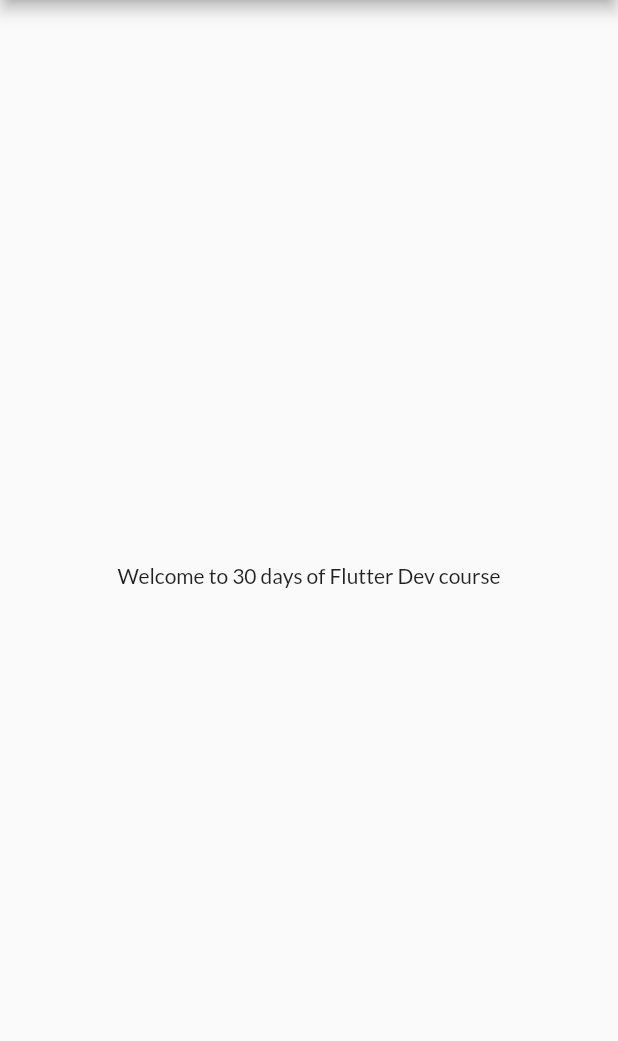
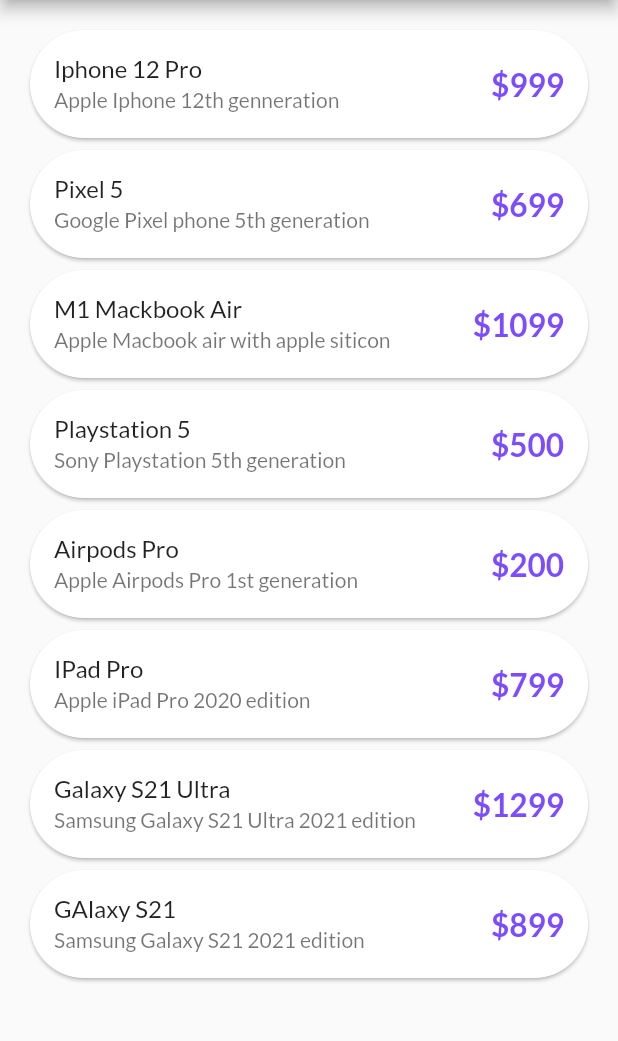
Before and after one commit to himanshu-dxm/catalog_app, a Flutter app: the screen it shows after launch, on a phone screen of 412 x 824 dp, the part 84-1125 px from its top. Run offline on Flutter 3.47's test engine with Material 2 defaults, Android fonts, the light colour scheme and no system bars; our stand-ins replace google_fonts.

Commit message:
Accessing data through a local custom json file

```diff
--- /dev/null
+++ b/assets/files/catalog.json
@@ -0,0 +1,68 @@
+{
+  "products" : [
+    {
+      "id" : 1,
+      "name" : "Iphone 12 Pro",
+      "desc" : "Apple Iphone 12th genneration",
+      "price" : 999,
+      "color" : "#3350a",
+      "image" : "."
+    },
+    {
+      "id" : 2,
+      "name" : "Pixel 5",
+      "desc" : "Google Pixel phone 5th generation",
+      "price" : 699,
+      "color" : "#00ac51",
+      "image" : "."
+    },
+    {
+      "id" : 3,
+      "name" : "M1 Mackbook Air",
+      "desc" : "Apple Macbook air with apple siticon",
+      "price" : 1099,
+      "color" : "#e0bfae",
+      "image" : "."
+    },
+    {
+      "id" : 4,
+      "name" : "Playstation 5",
+      "desc" : "Sony Playstation 5th generation",
+      "price" : 500,
+      "color" : "#54ee4",
+      "image" : "."
+    },
+    {
+      "id" : 5,
+      "name" : "Airpods Pro",
+      "desc" : "Apple Airpods Pro 1st generation",
+      "price" : 200,
+      "color" : "#e3e4e9",
+      "image" : "."
+    },
+    {
+      "id" : 6,
+      "name" : "IPad Pro",
+      "desc" : "Apple iPad Pro 2020 edition",
+      "price" : 799,
+      "color" : "#f73984",
+      "image" : "."
+    },
+    {
+      "id" : 7,
+      "name" : "Galaxy S21 Ultra",
+      "desc" : "Samsung Galaxy S21 Ultra 2021 edition",
+      "price" : 1299,
+      "color" : "#1c1c1",
+      "image" : "."
+    },
+    {
+      "id" : 8,
+      "name" : "GAlaxy S21",
+      "desc" : "Samsung Galaxy S21 2021 edition",
+      "price" : 899,
+      "color" : "#7c95eb",
+      "image" : "."
+    }
+  ]
+}
--- /dev/null
+++ b/lib/models/catalog.dart
@@ -0,0 +1,48 @@
+class CatalogModel {
+  static List<Item> items = [];
+}
+
+
+
+class Item {
+  // ignore: non_constant_identifier_names
+  final int Id;
+  final String name;
+  final String desc;
+  final num price;
+  final String color;
+  final String imageUrl;
+
+  // ignore: non_constant_identifier_names
+  Item({required this.Id, required this.name, required this.desc, required this.price, required this.color, required this.imageUrl});
+
+  factory Item.fromMap(Map<String,dynamic> map) {
+    return Item(
+      Id : map["id"],
+      name: map["name"],
+      desc: map["desc"],
+      price: map["price"],
+      color: map["color"],
+      imageUrl: map["image"],
+    );
+  }
+  toMap() => {
+    "id" :Id,
+    "name" :name,
+    "desc" :desc,
+    "price" :price,
+    "color" :color,
+    "imageUrl" :imageUrl,
+  };
+}
+
+final products = [
+  Item(
+    Id : 1,
+    name: "Iphone 12 Pro",
+    desc: "Apple Iphone 12th Generation",
+    price: 999,
+    color: "#33505a",
+    imageUrl: "https://www.google.com/imgres?imgurl=https%3A%2F%2Fstore.storeimages.cdn-apple.com%2F4668%2Fas-images.apple.com%2Fis%2Fiphone-12-blue-select-2020%3Fwid%3D940%26hei%3D1112%26fmt%3Dpng-alpha%26.v%3D1604343704000&imgrefurl=https%3A%2F%2Fwww.apple.com%2Fin%2Fshop%2Fbuy-iphone%2Fiphone-12%2F6.1-inch-display-64gb-blue&tbnid=c8o3P3ld8pXOPM&vet=12ahUKEwjgmKOkxpvxAhXfhUsFHQYRBCUQMygAegUIARDeAQ..i&docid=0AkExe2z7H3UAM&w=940&h=1112&q=iphone%2012%20image&ved=2ahUKEwjgmKOkxpvxAhXfhUsFHQYRBCUQMygAegUIARDeAQ"
+  )
+];
--- a/lib/pages/home_page.dart
+++ b/lib/pages/home_page.dart
@@ -1,19 +1,58 @@
+import 'package:catalog_app/models/catalog.dart';
 import 'package:catalog_app/widgets/drawer.dart';
+import 'package:catalog_app/widgets/item_widget.dart';
 import 'package:flutter/material.dart';
+import 'package:flutter/services.dart';
+import 'dart:convert';
 
-class HomePage extends StatelessWidget {
+class HomePage extends StatefulWidget {
+  @override
+  _HomePageState createState() => _HomePageState();
+}
+
+class _HomePageState extends State<HomePage> {
   final int days = 30;
+
   final String name = "Flutter Dev";
 
   @override
+  void initState() {
+    // TODO: implement initState
+    super.initState();
+    loadData();
+  }
+
+  loadData() async {
+    await Future.delayed(Duration(seconds: 2));
+    final catalogJson = await rootBundle.loadString("assets/files/catalog.json");
+    final decodeData = jsonDecode(catalogJson);
+    var productData = decodeData["products"];
+    CatalogModel.items = List.from(productData)
+        .map<Item>((item) => Item.fromMap(item))
+        .toList();
+    setState(() {});
+  }
+
+  @override
   Widget build(BuildContext context) {
+    // final dummyList = List.generate(50, (index) => CatalogModel.items[0]);
     return Scaffold(
       appBar: AppBar(
         title: Text("Catalog App"),
       ),
-      body: Center(
-        child: Container(
-          child: Text("Welcome to $days days of $name course"),
+      body: Padding(
+        padding: const EdgeInsets.all(16.0),
+        child: (CatalogModel.items != null && CatalogModel.items.isNotEmpty)?ListView.builder(
+          // itemCount: CatalogModel.items.length,
+          itemCount: CatalogModel.items.length,
+          itemBuilder: (context, index) {
+            return ItemWidget(
+              item: CatalogModel.items[index],
+              // item: dummyList[index],
+            );
+            },
+        ): Center(
+          child: CircularProgressIndicator(),
         ),
       ),
       drawer: MyDrawer(),
--- /dev/null
+++ b/lib/widgets/item_widget.dart
@@ -0,0 +1,34 @@
+import 'package:catalog_app/models/catalog.dart';
+import 'package:flutter/material.dart';
+
+class ItemWidget extends StatelessWidget {
+
+  final Item item;
+
+  const ItemWidget({Key? key, required this.item})
+      : assert(item != null),
+        super(key: key);
+
+  @override
+  Widget build(BuildContext context) {
+    return Card(
+      shape: StadiumBorder(),
+      child: ListTile(
+        onTap: () {
+          print("Hi");
+        },
+        // leading: Image.network(item.imageUrl),
+        title: Text(item.name),
+        subtitle: Text(item.desc),
+        trailing: Text(
+          "\$${item.price}",
+          textScaleFactor: 1.5,
+          style: TextStyle(
+            color: Colors.deepPurpleAccent,
+            fontWeight: FontWeight.bold,
+          ),
+        ),
+      ),
+    );
+  }
+}
--- a/pubspec.yaml
+++ b/pubspec.yaml
@@ -48,6 +48,7 @@
   # To add assets to your application, add an assets section, like this:
   assets:
     - assets/images/
+    - assets/files/
   #   - images/a_dot_burr.jpeg
   #   - images/a_dot_ham.jpeg
 
```
